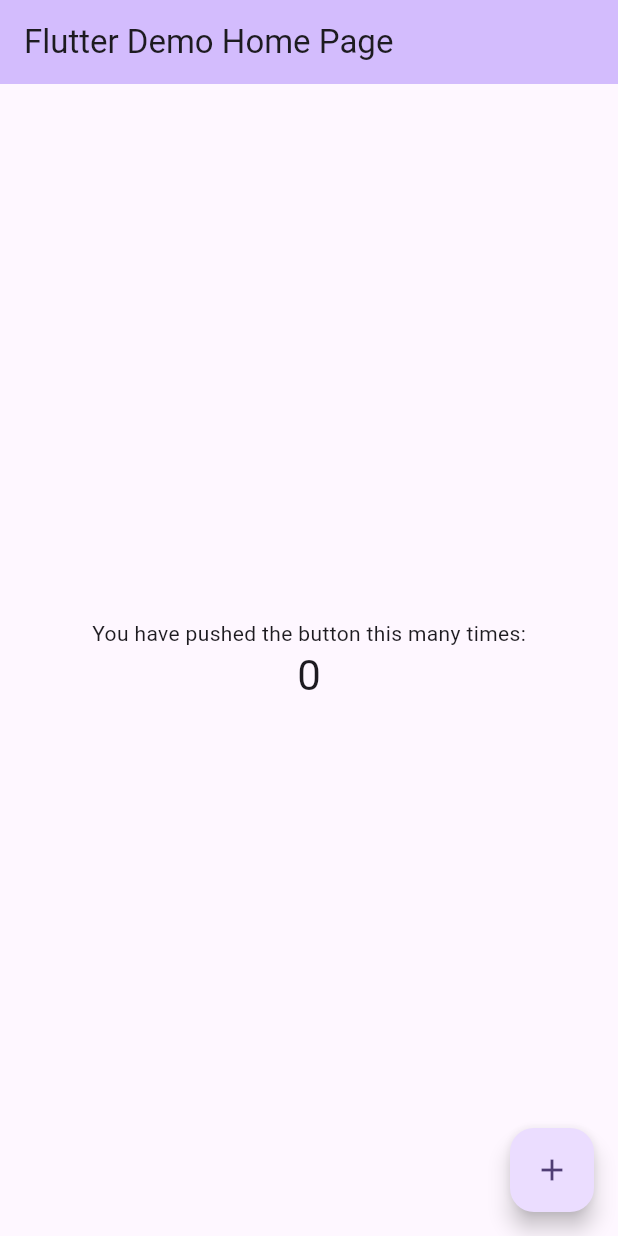
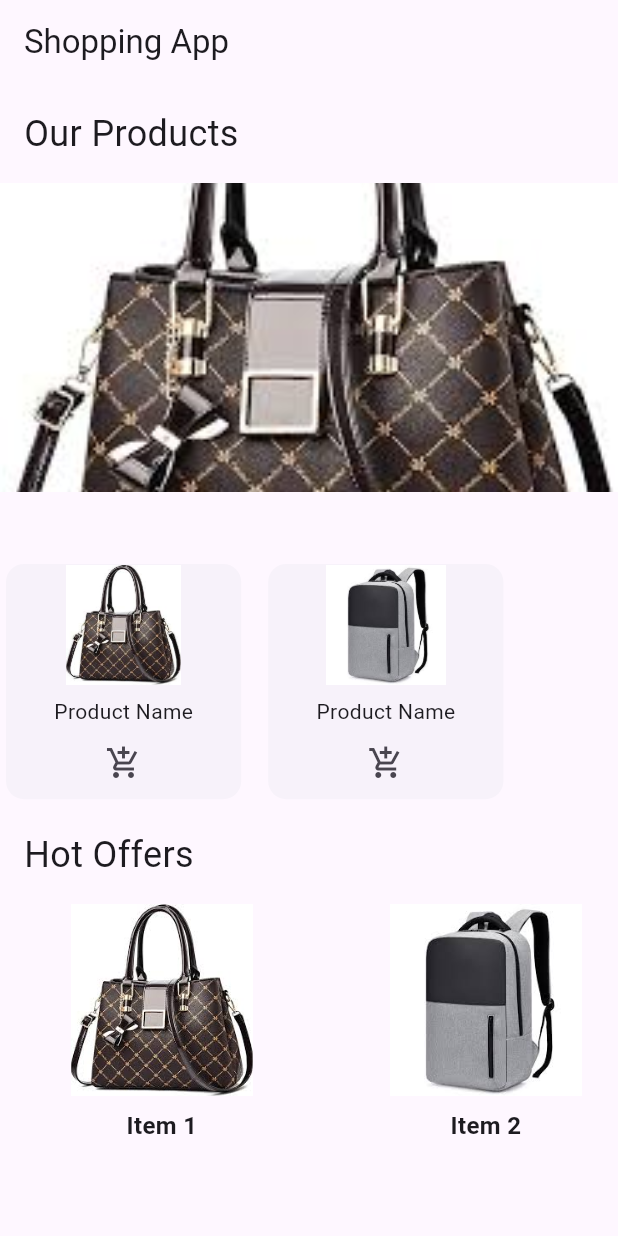
Before and after one commit to FadyT/Spring_Project, a Flutter app: the screen it shows after launch, on a phone screen of 412 x 824 dp. Run offline on Flutter 3.47's test engine with Material 3 defaults, Android fonts, the phone set to English and light mode, and no system bars.

Commit message:
added images , created shopping page with requirments

```diff
--- /dev/null
+++ b/Flutter_Projects/storeapp/lib/ShoppingPage.dart
@@ -0,0 +1,128 @@
+import 'package:flutter/material.dart';
+
+class ShoppingPage extends StatefulWidget {
+  const ShoppingPage({super.key});
+
+  @override
+  State<ShoppingPage> createState() => _ShoppingPageState();
+}
+
+class _ShoppingPageState extends State<ShoppingPage> {
+  @override
+  Widget build(BuildContext context) {
+    //use media query to design responsive UI.
+    final size = MediaQuery.of(context).size;
+
+    return Scaffold(
+      //give a title to the page using appBar
+      appBar: AppBar(title: const Text('Shopping App')),
+      body: Center(
+        child: Column(
+          crossAxisAlignment: CrossAxisAlignment.start,
+          children: [
+            //place at the start of the page text says ""our products"" below it a pageView that shows images of the products
+            const Padding(
+              padding: EdgeInsets.all(16.0),
+              child: Text('Our Products', style: TextStyle(fontSize: 24)),
+            ),
+            // vertical list for products
+            SizedBox(
+              height: size.height /4,
+              child: PageView(
+                children: List.generate(
+                  2,
+                      (index) => Image.asset('assets/product0$index.jpeg', fit: BoxFit.cover),
+                ),
+              ),
+            ),
+            const Padding(
+              padding: EdgeInsets.all(5.0),
+              child: Text('', style: TextStyle(fontSize: 24)),
+            ),
+            //place gridView that display 2 cards in the single row of the gridView these cards shows
+            SizedBox(
+               height: size.height/5, // Adjust the height based on your design
+               child: GridView.builder(
+                 scrollDirection: Axis.horizontal, // Enable horizontal scrolling
+                 gridDelegate: const SliverGridDelegateWithFixedCrossAxisCount(
+                   crossAxisCount: 1, // Two items per column
+                   mainAxisSpacing: 10, // Space between columns
+                   crossAxisSpacing: 10, // Space between rows
+                   childAspectRatio: 1, // Aspect ratio for the grid items
+                 ),
+                 itemCount: 2, // Total number of items
+                 itemBuilder: (context, index) {
+                   //text , image and add to cart icon (make sure when the icon is tapped to display
+                   // snackbar that says item added to the cart)
+                   return Card(
+                     elevation: 0,
+                     child: Column(
+                       mainAxisAlignment: MainAxisAlignment.center,
+                       children: [
+                         Image.asset(
+                           'assets/product0$index.jpeg',
+                           height: 80,
+                           fit: BoxFit.cover,
+                         ),
+                         const SizedBox(height: 8),
+                         const Text('Product Name'),
+                         IconButton(
+                           icon: const Icon(Icons.add_shopping_cart),
+                           onPressed: () {
+                             ScaffoldMessenger.of(context).showSnackBar(
+                               const SnackBar(content: Text('Item added to the cart')),
+                             );
+                           },
+                         ),
+                       ],
+                     ),
+                   );
+                 },
+               ),
+             ),
+            //below the gridView add a text says ""hot offers""
+            const Padding(
+              padding: EdgeInsets.all(16.0),
+              child: Text('Hot Offers', style: TextStyle(fontSize: 24)),
+            ),
+            // using ListView builder build a list of 5 items with images
+            // and text inside it use expanded widget for both images and text.
+            SizedBox(
+              height: 200, // Constrain the height of the ListView
+              child: ListView.builder(
+                scrollDirection: Axis.horizontal, // Horizontal scrolling
+                itemCount: 5, // Number of items in the list
+                itemBuilder: (context, index) {
+                  return Container(
+                    width: 200, // Width of each item
+                    margin: const EdgeInsets.symmetric(horizontal: 8.0),
+                    child: Column(
+                      children: [
+                        Expanded(
+                          flex: 2,
+                          child: Image.asset(
+                            'assets/product0$index.jpeg', // Replace with your image paths
+                            fit: BoxFit.cover,
+                          ),
+                        ),
+                        const SizedBox(height: 8),
+                        Expanded(
+                          flex: 1,
+                          child: Text(
+                            'Item ${index + 1}', // Replace with dynamic content
+                            style: const TextStyle(fontSize: 16, fontWeight: FontWeight.bold),
+                            textAlign: TextAlign.center,
+                          ),
+                        ),
+                      ],
+                    ),
+                  );
+                },
+              ),
+            ),
+          ],
+        ),
+      ),
+    );
+  }
+}
--- a/Flutter_Projects/storeapp/lib/main.dart
+++ b/Flutter_Projects/storeapp/lib/main.dart
@@ -1,4 +1,6 @@
 import 'package:flutter/material.dart';
+
+import 'ShoppingPage.dart';
 
 void main() {
   runApp(const MyApp());
@@ -11,115 +13,9 @@
   @override
   Widget build(BuildContext context) {
     return MaterialApp(
-      title: 'Flutter Demo',
-      theme: ThemeData(
-        // This is the theme of your application.
-        //
-        // TRY THIS: Try running your application with "flutter run". You'll see
-        // the application has a purple toolbar. Then, without quitting the app,
-        // try changing the seedColor in the colorScheme below to Colors.green
-        // and then invoke "hot reload" (save your changes or press the "hot
-        // reload" button in a Flutter-supported IDE, or press "r" if you used
-        // the command line to start the app).
-        //
-        // Notice that the counter didn't reset back to zero; the application
-        // state is not lost during the reload. To reset the state, use hot
-        // restart instead.
-        //
-        // This works for code too, not just values: Most code changes can be
-        // tested with just a hot reload.
-        colorScheme: ColorScheme.fromSeed(seedColor: Colors.deepPurple),
-        useMaterial3: true,
-      ),
-      home: const MyHomePage(title: 'Flutter Demo Home Page'),
+      title: 'Shopping App',
+      theme: ThemeData(primarySwatch: Colors.blue),
+      home: const ShoppingPage(),
     );
   }
 }
-
-class MyHomePage extends StatefulWidget {
-  const MyHomePage({super.key, required this.title});
-
-  // This widget is the home page of your application. It is stateful, meaning
-  // that it has a State object (defined below) that contains fields that affect
-  // how it looks.
-
-  // This class is the configuration for the state. It holds the values (in this
-  // case the title) provided by the parent (in this case the App widget) and
-  // used by the build method of the State. Fields in a Widget subclass are
-  // always marked "final".
-
-  final String title;
-
-  @override
-  State<MyHomePage> createState() => _MyHomePageState();
-}
-
-class _MyHomePageState extends State<MyHomePage> {
-  int _counter = 0;
-
-  void _incrementCounter() {
-    setState(() {
-      // This call to setState tells the Flutter framework that something has
-      // changed in this State, which causes it to rerun the build method below
-      // so that the display can reflect the updated values. If we changed
-      // _counter without calling setState(), then the build method would not be
-      // called again, and so nothing would appear to happen.
-      _counter++;
-    });
-  }
-
-  @override
-  Widget build(BuildContext context) {
-    // This method is rerun every time setState is called, for instance as done
-    // by the _incrementCounter method above.
-    //
-    // The Flutter framework has been optimized to make rerunning build methods
-    // fast, so that you can just rebuild anything that needs updating rather
-    // than having to individually change instances of widgets.
-    return Scaffold(
-      appBar: AppBar(
-        // TRY THIS: Try changing the color here to a specific color (to
-        // Colors.amber, perhaps?) and trigger a hot reload to see the AppBar
-        // change color while the other colors stay the same.
-        backgroundColor: Theme.of(context).colorScheme.inversePrimary,
-        // Here we take the value from the MyHomePage object that was created by
-        // the App.build method, and use it to set our appbar title.
-        title: Text(widget.title),
-      ),
-      body: Center(
-        // Center is a layout widget. It takes a single child and positions it
-        // in the middle of the parent.
-        child: Column(
-          // Column is also a layout widget. It takes a list of children and
-          // arranges them vertically. By default, it sizes itself to fit its
-          // children horizontally, and tries to be as tall as its parent.
-          //
-          // Column has various properties to control how it sizes itself and
-          // how it positions its children. Here we use mainAxisAlignment to
-          // center the children vertically; the main axis here is the vertical
-          // axis because Columns are vertical (the cross axis would be
-          // horizontal).
-          //
-          // TRY THIS: Invoke "debug painting" (choose the "Toggle Debug Paint"
-          // action in the IDE, or press "p" in the console), to see the
-          // wireframe for each widget.
-          mainAxisAlignment: MainAxisAlignment.center,
-          children: <Widget>[
-            const Text(
-              'You have pushed the button this many times:',
-            ),
-            Text(
-              '$_counter',
-              style: Theme.of(context).textTheme.headlineMedium,
-            ),
-          ],
-        ),
-      ),
-      floatingActionButton: FloatingActionButton(
-        onPressed: _incrementCounter,
-        tooltip: 'Increment',
-        child: const Icon(Icons.add),
-      ), // This trailing comma makes auto-formatting nicer for build methods.
-    );
-  }
-}
```
Also changed, not shown: Flutter_Projects/storeapp/pubspec.yaml (+6 -3 lines), Flutter_Projects/storeapp/assets/product00.jpeg (added), Flutter_Projects/storeapp/assets/product01.jpeg (added), Flutter_Projects/storeapp/assets/product02.jpeg (added), Flutter_Projects/storeapp/assets/product03.jpeg (added), Flutter_Projects/storeapp/assets/product04.jpeg (added), 1 other file.
